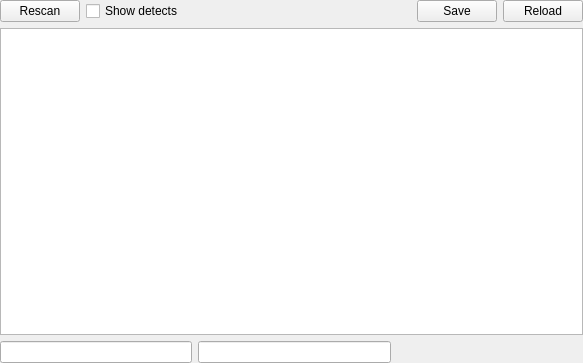
The window that xvirustotalwidget.ui (horsicq/XOnlineTools) describes before a commit, drawn with Qt 5.
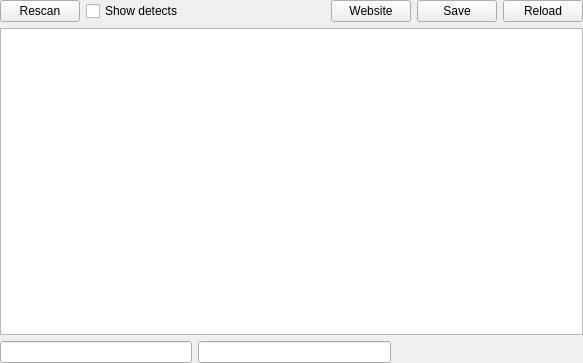
The same window after the commit.

What changed in the file:
```diff
--- a/xvirustotalwidget.ui
+++ b/xvirustotalwidget.ui
@@ -58,6 +58,13 @@
        </property>
       </spacer>
      </item>
+     <item>
+      <widget class="QPushButton" name="pushButtonWebsite">
+       <property name="text">
+        <string>Website</string>
+       </property>
+      </widget>
+     </item>
      <item>
       <widget class="QPushButton" name="pushButtonSave">
        <property name="text">
```
